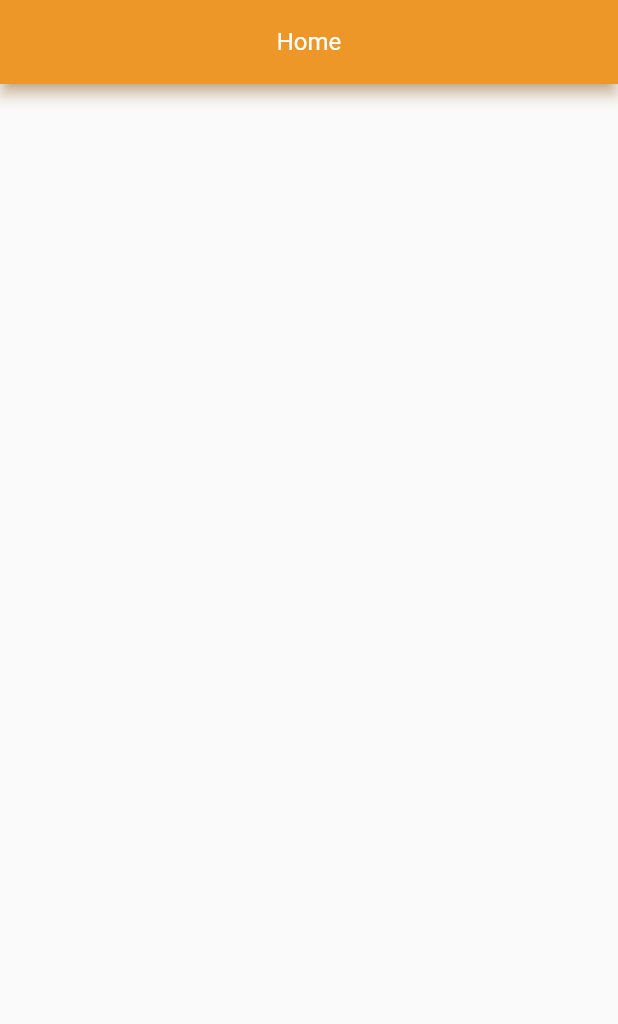
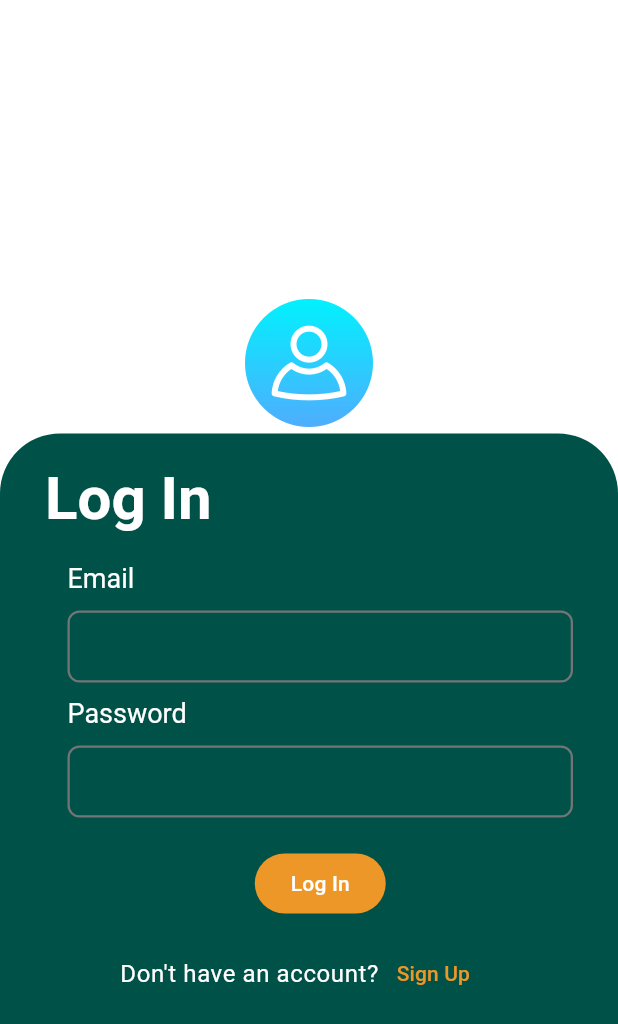
Before and after one commit to OsamaAssaf/start_up_flutter_project_web, a Flutter app: the screen it shows after launch, on a phone screen of 412 x 824 dp. Shown: the top 1024 px of the screen. Run offline on Flutter 3.47's test engine with Material 2 defaults, Android fonts, the light colour scheme and no system bars; our stand-ins replace get; generated files the repository leaves out were written again.

Commit message:
auth screen

```diff
--- a/lib/l10n/app_ar.arb
+++ b/lib/l10n/app_ar.arb
@@ -1,4 +1,11 @@
 {
   "appName": "اسم التطبيق",
-  "noRouteFound": "لا يوجد صفحة"
+  "noRouteFound": "لا يوجد صفحة",
+  "login": "دخول",
+  "signUp": "تسجيل",
+  "email": "البريد الالكتروني",
+  "password": "كلمة المرور",
+  "username": "اسم المستخدم",
+  "donnotHaveAnAccount": "ليس لديك حساب؟",
+  "haveAnAccount": "لديك حساب؟"
 }
--- a/lib/l10n/app_en.arb
+++ b/lib/l10n/app_en.arb
@@ -1,4 +1,11 @@
 {
   "appName": "App Name",
-  "noRouteFound": "No Route Found"
+  "noRouteFound": "No Route Found",
+  "login": "Log In",
+  "signUp": "Sign Up",
+  "email": "Email",
+  "password": "Password",
+  "username": "Username",
+  "donnotHaveAnAccount": "Don't have an account?",
+  "haveAnAccount": "Have an account?"
 }
--- a/lib/main.dart
+++ b/lib/main.dart
@@ -2,7 +2,7 @@ import 'package:flutter/material.dart';
 import 'package:flutter_gen/gen_l10n/app_localizations.dart';
 import 'package:get/get.dart';
 
-import 'modules/home/view/home_view.dart';
+import 'resources/routes_manager.dart';
 import 'resources/theme_manager.dart';
 
 void main() {
@@ -21,7 +21,12 @@ class MyApp extends StatelessWidget {
       supportedLocales: AppLocalizations.supportedLocales,
       theme: getApplicationTheme(),
       darkTheme: getApplicationDarkTheme(),
-      home: const HomeView(),
+      initialRoute: Routes.splashRoute,
+      getPages: RouteGenerator.getPages(),
+      unknownRoute: GetPage(
+        name: '/notfound',
+        page: () => RouteGenerator.unDefinedRoute(context),
+      ),
     );
   }
 }
--- /dev/null
+++ b/lib/modules/auth/binding/auth_binding.dart
@@ -0,0 +1,9 @@
+import 'package:get/get.dart';
+import 'package:start_up_workspace/modules/auth/controller/auth_controller.dart';
+
+class AuthBinding extends Bindings {
+  @override
+  void dependencies() {
+    Get.lazyPut(() => AuthController());
+  }
+}
--- a/lib/modules/auth/controller/auth_controller.dart
+++ b/lib/modules/auth/controller/auth_controller.dart
@@ -0,0 +1,16 @@
+import 'package:get/get.dart';
+
+class AuthController extends GetxController {
+  AuthType authType = AuthType.login;
+  void changeAuthType() {
+    authType = authType == AuthType.login ? AuthType.signUp : AuthType.login;
+    update();
+  }
+
+  Future<void> submit() async {}
+}
+
+enum AuthType {
+  login,
+  signUp,
+}
--- a/lib/modules/auth/view/auth_view.dart
+++ b/lib/modules/auth/view/auth_view.dart
@@ -0,0 +1,168 @@
+import 'package:flutter/material.dart';
+import 'package:get/get.dart';
+import 'package:start_up_workspace/modules/auth/controller/auth_controller.dart';
+import 'package:flutter_gen/gen_l10n/app_localizations.dart';
+
+import '../../../resources/assets_manager.dart';
+
+class AuthView extends StatelessWidget {
+  AuthView({super.key});
+
+  final AuthController _authController = Get.find();
+
+  @override
+  Widget build(BuildContext context) {
+    final ThemeData theme = Theme.of(context);
+    final AppLocalizations localizations = AppLocalizations.of(context)!;
+    return SafeArea(
+      child: Scaffold(
+        resizeToAvoidBottomInset: false,
+        body: ListView(
+          padding: const EdgeInsets.fromLTRB(0, 400, 0, 0),
+          shrinkWrap: true,
+          reverse: true,
+          children: [
+            Column(
+              mainAxisAlignment: MainAxisAlignment.end,
+              children: [
+                Stack(
+                  children: [
+                    Container(
+                      height: 535,
+                      width: double.infinity,
+                      decoration: BoxDecoration(
+                        color: theme.colorScheme.secondary,
+                        borderRadius: const BorderRadius.only(
+                          topLeft: Radius.circular(40),
+                          topRight: Radius.circular(40),
+                        ),
+                      ),
+                      child: Padding(
+                        padding: const EdgeInsets.fromLTRB(30, 20, 30, 20),
+                        child: Column(
+                          crossAxisAlignment: CrossAxisAlignment.start,
+                          children: [
+                            GetBuilder<AuthController>(
+                              builder: (controller) {
+                                return Text(
+                                  localizations.login,
+                                  style: theme.textTheme.displayMedium,
+                                );
+                              },
+                            ),
+                            const SizedBox(
+                              height: 20,
+                            ),
+                            Padding(
+                              padding: const EdgeInsets.fromLTRB(15, 0, 0, 20),
+                              child: Column(
+                                crossAxisAlignment: CrossAxisAlignment.start,
+                                children: [
+                                  Text(
+                                    localizations.email,
+                                    style: theme.textTheme.displaySmall,
+                                  ),
+                                  const SizedBox(
+                                    height: 10,
+                                  ),
+                                  TextField(),
+                                  // MyTextField(
+                                  //   onChanged: (() {
+                                  //     validateEmail(emailController.text);
+                                  //   }),
+                                  //   controller: emailController,
+                                  //   hintText: "hello@gmail.com",
+                                  //   obscureText: false,
+                                  //   prefixIcon: const Icon(Icons.mail_outline),
+                                  // ),
+                                  // Padding(
+                                  //   padding:
+                                  //       const EdgeInsets.fromLTRB(8, 0, 0, 0),
+                                  //   child: Text(
+                                  //     _errorMessage,
+                                  //     style: GoogleFonts.poppins(
+                                  //       fontSize: 12,
+                                  //       color: Colors.red,
+                                  //     ),
+                                  //   ),
+                                  // ),
+                                  const SizedBox(
+                                    height: 10,
+                                  ),
+                                  Text(
+                                    localizations.password,
+                                    style: theme.textTheme.displaySmall,
+                                  ),
+                                  const SizedBox(
+                                    height: 10,
+                                  ),
+                                  TextField(),
+                                  // MyTextField(
+                                  //   controller: passwordController,
+                                  //   hintText: "**************",
+                                  //   obscureText: true,
+                                  //   prefixIcon: const Icon(Icons.lock_outline),
+                                  // ),
+                                  const SizedBox(
+                                    height: 20,
+                                  ),
+                                  Row(
+                                    mainAxisAlignment: MainAxisAlignment.center,
+                                    children: [
+                                      FilledButton(
+                                        onPressed: () {
+                                          _authController.submit();
+                                        },
+                                        child: Text(
+                                          localizations.login,
+                                        ),
+                                      ),
+                                    ],
+                                  ),
+                                  const SizedBox(
+                                    height: 12,
+                                  ),
+                                  Padding(
+                                    padding:
+                                        const EdgeInsets.fromLTRB(35, 0, 0, 0),
+                                    child: Row(
+                                      children: [
+                                        Text(
+                                          localizations.donnotHaveAnAccount,
+                                          style: theme.textTheme.bodySmall,
+                                        ),
+                                        TextButton(
+                                          onPressed:
+                                              _authController.changeAuthType,
+                                          child: Text(
+                                            localizations.signUp,
+                                          ),
+                                        ),
+                                      ],
+                                    ),
+                                  ),
+                                ],
+                              ),
+                            ),
+                          ],
+                        ),
+                      ),
+                    ),
+                    Transform.translate(
+                      offset: const Offset(0, -253),
+                      child: Image.asset(
+                        ImageManager.loginImage,
+                        scale: 1.5,
+                        width: double.infinity,
+                      ),
+                    ),
+                  ],
+                )
+              ],
+            ),
+          ],
+        ),
+      ),
+    );
+  }
+}
--- /dev/null
+++ b/lib/modules/splash/binding/splash_binding.dart
@@ -0,0 +1,9 @@
+import 'package:get/get.dart';
+import 'package:start_up_workspace/modules/splash/controller/splash_controller.dart';
+
+class SplashBinding extends Bindings {
+  @override
+  void dependencies() {
+    Get.lazyPut(() => SplashController());
+  }
+}
--- /dev/null
+++ b/lib/modules/splash/controller/splash_controller.dart
@@ -0,0 +1,23 @@
+import 'dart:async';
+
+import 'package:get/get.dart';
+import 'package:start_up_workspace/resources/routes_manager.dart';
+
+class SplashController extends GetxController {
+  Timer? timer;
+  @override
+  void onInit() {
+    timer = Timer(const Duration(seconds: 2), () {
+      Get.toNamed(Routes.authRoute);
+    });
+    super.onInit();
+  }
+
+  @override
+  void onClose() {
+    if (timer != null) {
+      timer!.cancel();
+    }
+    super.onClose();
+  }
+}
--- /dev/null
+++ b/lib/modules/splash/view/splash_view.dart
@@ -0,0 +1,18 @@
+import 'package:flutter/material.dart';
+import 'package:get/get.dart';
+import 'package:start_up_workspace/modules/splash/controller/splash_controller.dart';
+
+class SplashView extends StatelessWidget {
+   SplashView({super.key});
+
+  final SplashController _splashController = Get.find();
+
+  @override
+  Widget build(BuildContext context) {
+    return const Scaffold(
+      body: Center(
+        child: Text('Loading...'),
+      ),
+    );
+  }
+}
--- a/lib/resources/assets_manager.dart
+++ b/lib/resources/assets_manager.dart
@@ -1,4 +1,9 @@
-class ImageManager {}
+const String assetsPath = 'assets';
+const String imagePath = '$assetsPath/images';
+
+class ImageManager {
+  static const String loginImage = '$imagePath/login.png';
+}
 
 class SoundsManager {}
 
--- a/lib/resources/color_manager.dart
+++ b/lib/resources/color_manager.dart
@@ -7,6 +7,7 @@ class ColorManager {
   }
 
   static Color primary = _colorFromHex('#ED9728');
+  static Color secondary = const Color(0xff005248);
   static Color darkGrey = const Color(0xff525252);
   static Color grey = const Color(0xff737477);
   static Color lightGrey = const Color(0xff9E9E9E);
--- a/lib/resources/routes_manager.dart
+++ b/lib/resources/routes_manager.dart
@@ -1,34 +1,49 @@
 import 'package:flutter/material.dart';
+import 'package:get/get.dart';
+import 'package:start_up_workspace/modules/auth/binding/auth_binding.dart';
+import 'package:start_up_workspace/modules/auth/controller/auth_controller.dart';
+import 'package:start_up_workspace/modules/splash/binding/splash_binding.dart';
+import '../modules/auth/view/auth_view.dart';
 import '../modules/home/view/home_view.dart';
 import 'package:flutter_gen/gen_l10n/app_localizations.dart';
 
+import '../modules/splash/view/splash_view.dart';
+
 class Routes {
+  static const String splashRoute = '/splashView';
+  static const String authRoute = '/authView';
   static const String homeRoute = '/homeView';
 }
 
 class RouteGenerator {
-  static Route<dynamic> getRoute(RouteSettings settings) {
-    switch (settings.name) {
-      case Routes.homeRoute:
-        return MaterialPageRoute(builder: (_) => const HomeView());
-      default:
-        return unDefinedRoute();
-    }
+  static List<GetPage> getPages() {
+    return <GetPage>[
+      GetPage(
+        name: Routes.splashRoute,
+        page: () => SplashView(),
+        binding: SplashBinding(),
+      ),
+      GetPage(
+        name: Routes.authRoute,
+        page: () => AuthView(),
+        binding: AuthBinding(),
+      ),
+      GetPage(
+        name: Routes.homeRoute,
+        page: () => const HomeView(),
+      ),
+    ];
   }
 
-  static Route<dynamic> unDefinedRoute() {
-    return MaterialPageRoute(
-      builder: (context) {
+  static Scaffold unDefinedRoute(BuildContext context) {
     final AppLocalizations localizations = AppLocalizations.of(context)!;
     return Scaffold(
       appBar: AppBar(
         title: Text(localizations.noRouteFound),
       ),
-          body:  Center(
+      body: Center(
         child: Text(localizations.noRouteFound),
       ),
     );
-      },
-    );
   }
 }
--- a/lib/resources/strings_manager.dart
+++ b/lib/resources/strings_manager.dart
@@ -1,3 +1,3 @@
 class StringsManager {
-
+  static const String languageKey = 'lang';
 }
--- a/lib/resources/theme_manager.dart
+++ b/lib/resources/theme_manager.dart
@@ -4,12 +4,19 @@ import 'color_manager.dart';
 
 ThemeData getApplicationTheme() {
   return ThemeData(
+    useMaterial3: true,
+
     /// main colors
-    primaryColor: ColorManager.primary,
+    // primaryColor: ColorManager.primary,
     primaryColorLight: ColorManager.lightPrimary,
     primaryColorDark: ColorManager.darkPrimary,
     disabledColor: ColorManager.grey1,
     splashColor: ColorManager.lightPrimary,
+    colorScheme: ColorScheme.fromSwatch().copyWith(
+      primary: ColorManager.primary,
+      secondary: ColorManager.secondary,
+      background: ColorManager.white,
+    ),
 
     /// card view theme
     cardTheme: CardTheme(
@@ -57,6 +64,17 @@ ThemeData getApplicationTheme() {
         fontSize: 16.0,
         fontWeight: FontWeight.bold,
       ),
+      // used in auth screen
+      displayMedium: TextStyle(
+        color: ColorManager.white,
+        fontSize: 40.0,
+        fontWeight: FontWeight.bold,
+      ),
+      // used in auth screen
+      displaySmall: TextStyle(
+        color: ColorManager.white,
+        fontSize: 18.0,
+      ),
       headlineLarge: TextStyle(
         color: ColorManager.darkGrey,
         fontSize: 16.0,
@@ -74,7 +92,8 @@ ThemeData getApplicationTheme() {
         color: ColorManager.grey1,
       ),
       bodySmall: TextStyle(
-        color: ColorManager.grey,
+        color: ColorManager.white,
+        fontSize: 16.0,
       ),
     ),
 
```
Also changed, not shown: assets/images/login.png (added). Lines whose indentation alone changed are shown as unchanged.
